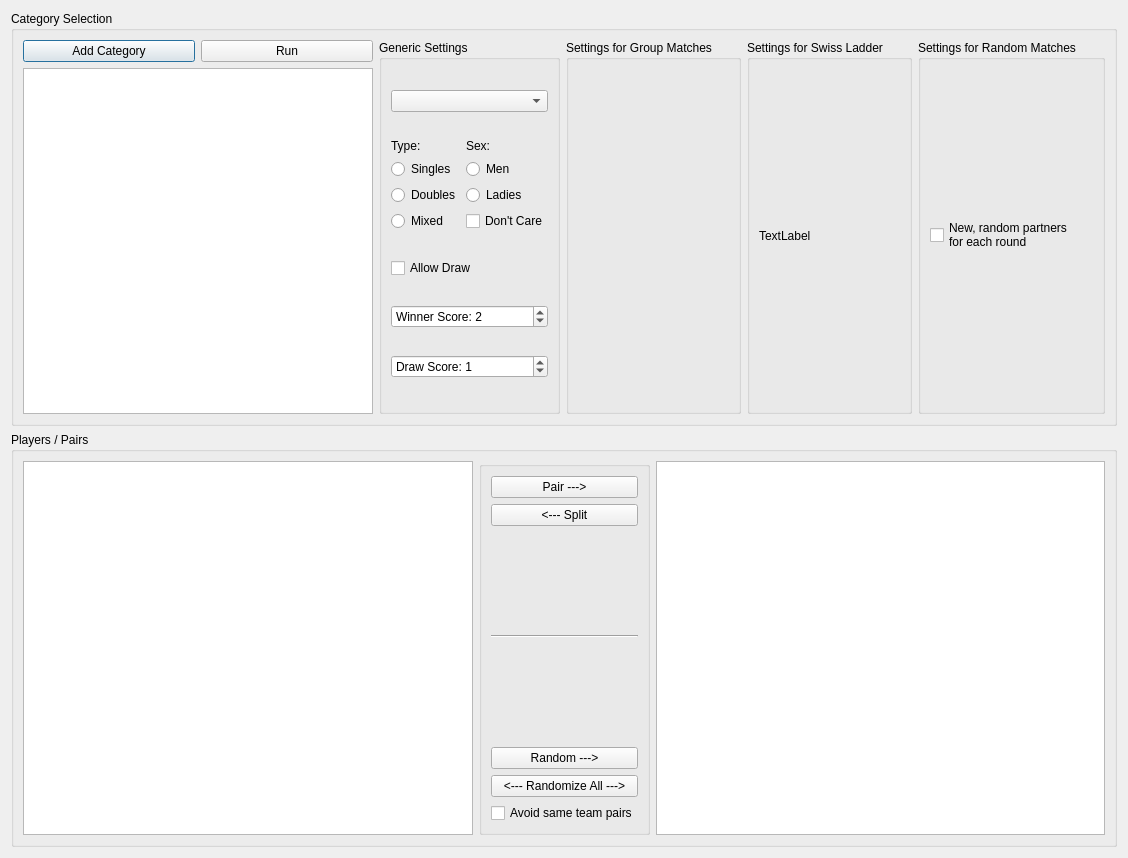
The window that ui/CatTabWidget.ui (probonopd/QTournament) describes before a commit, drawn with Qt 5.
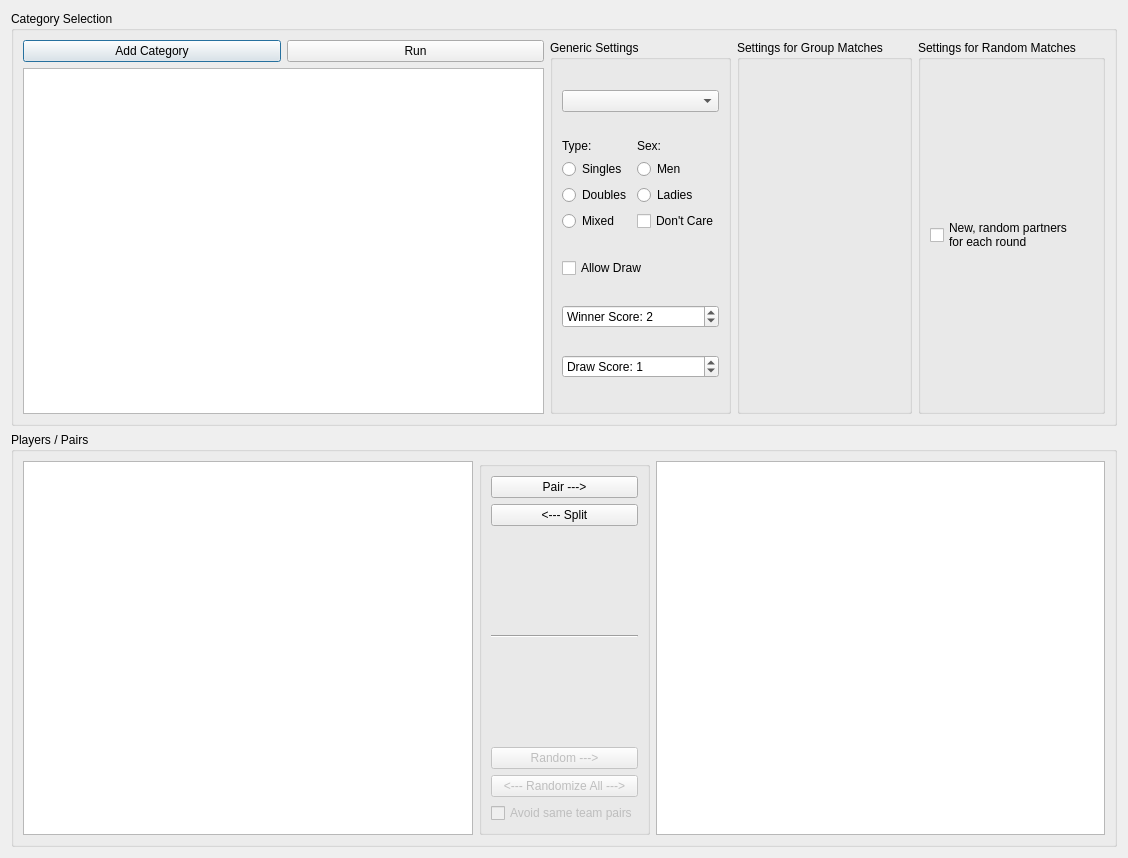
The same window after the commit. Custom widgets are drawn as their Qt base class.

Commit message: Disabled / hid all unused widgets.

Diff of the .ui file:
```diff
--- a/ui/CatTabWidget.ui
+++ b/ui/CatTabWidget.ui
@@ -208,22 +208,6 @@
         </layout>
        </widget>
       </item>
-      <item>
-       <widget class="QGroupBox" name="gbSwiss">
-        <property name="title">
-         <string>Settings for Swiss Ladder</string>
-        </property>
-        <layout class="QVBoxLayout" name="verticalLayout_5">
-         <item>
-          <widget class="QLabel" name="label_4">
-           <property name="text">
-            <string>TextLabel</string>
-           </property>
-          </widget>
-         </item>
-        </layout>
-       </widget>
-      </item>
       <item>
        <widget class="QGroupBox" name="gbRandom">
         <property name="title">
@@ -321,6 +305,9 @@
          </item>
          <item>
           <widget class="QPushButton" name="btnRandomizeRemaining">
+           <property name="enabled">
+            <bool>false</bool>
+           </property>
            <property name="text">
             <string>Random ---&gt;</string>
            </property>
@@ -328,6 +315,9 @@
          </item>
          <item>
           <widget class="QPushButton" name="btnRandomizeAll">
+           <property name="enabled">
+            <bool>false</bool>
+           </property>
            <property name="text">
             <string>&lt;--- Randomize All ---&gt;</string>
            </property>
@@ -335,6 +325,9 @@
          </item>
          <item>
           <widget class="QCheckBox" name="cbAvoidSameTeam">
+           <property name="enabled">
+            <bool>false</bool>
+           </property>
            <property name="text">
             <string>Avoid same team pairs</string>
            </property>
```
The commit also changes 3 other files.
